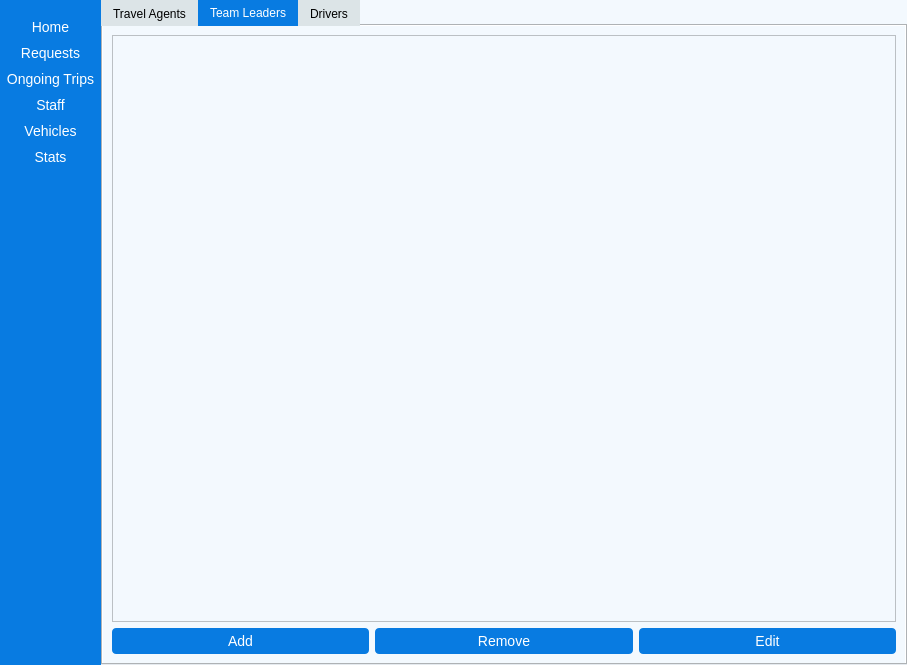
Above: ui/admin.ui from Dimalko/telo2 before the change. Below: the same form after it.
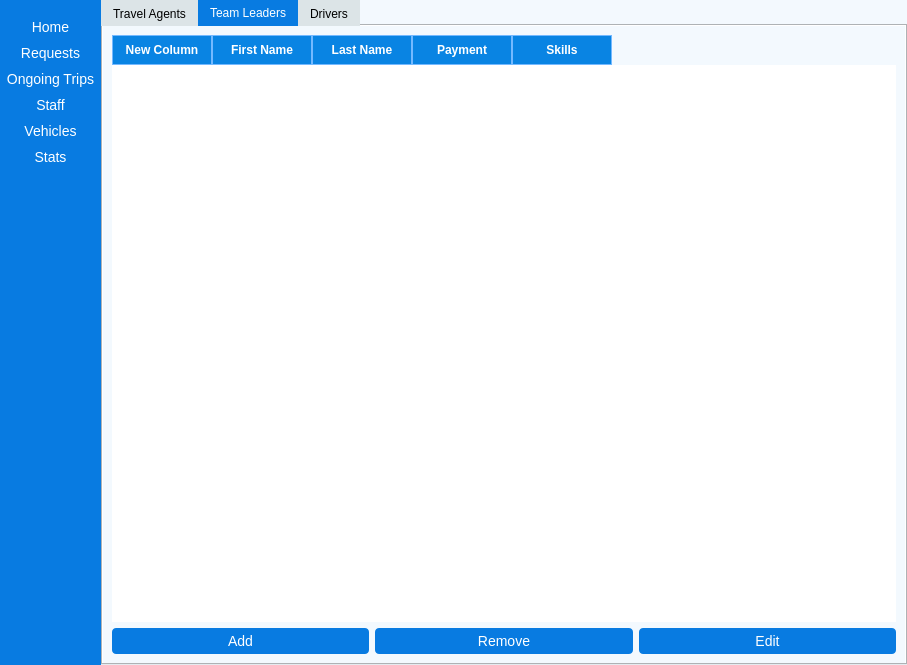
That is the form after the change. The open tabs and pages were chosen to show the change. Icons and pictures are not drawn.

```diff
--- a/ui/admin.ui
+++ b/ui/admin.ui
@@ -672,7 +672,78 @@
            </attribute>
            <layout class="QGridLayout" name="gridLayout_4">
             <item row="0" column="0" colspan="3">
-             <widget class="QTableWidget" name="tableWidget_2"/>
+             <widget class="QTableWidget" name="teamleaderTableWidget">
+              <property name="styleSheet">
+               <string notr="true">QTableWidget {
+border:none;
+background-color: white; 
+alternate-background-color: #f0f0f0; /* Alternating row color */
+}
+
+QHeaderView::section {
+    background-color: #0984e3; /* Header background */
+    color: white;              /* Header text color */
+    font: bold 12px Arial;     /* Header font */
+    padding: 5px;
+    border: 1px solid #74b9ff; /* Border color */
+}
+
+#QTableWidget QTableCornerButton::section {
+    background-color: #74b9ff; /* Top-left corner color */
+    border: 1px solid #0984e3;
+}
+
+QScrollBar:horizontal {
+    border: none;
+    background: #dfe6e9;  /* Background color of the scrollbar track */
+    height: 12px;  /* Thickness of the scrollbar */
+    margin: 0px 0px 0px 0px;
+}
+
+QScrollBar::handle:horizontal {
+    background: #0984e3; /* Color of the scrollbar handle (slider) */
+    min-width: 20px; /* Minimum width of the handle */
+    border-radius: 6px; /* Rounded edges */
+}
+
+QScrollBar::handle:horizontal:hover {
+    background: #74b9ff; /* Lighter color when hovered */
+}
+
+QScrollBar::add-line:horizontal, QScrollBar::sub-line:horizontal {
+    background: none; /* Removes the small arrow buttons */
+}
+
+QScrollBar::add-page:horizontal, QScrollBar::sub-page:horizontal {
+    background: none; /* Keeps empty space color same */
+}</string>
+              </property>
+              <column>
+               <property name="text">
+                <string>New Column</string>
+               </property>
+              </column>
+              <column>
+               <property name="text">
+                <string>First Name</string>
+               </property>
+              </column>
+              <column>
+               <property name="text">
+                <string>Last Name</string>
+               </property>
+              </column>
+              <column>
+               <property name="text">
+                <string>Payment</string>
+               </property>
+              </column>
+              <column>
+               <property name="text">
+                <string>Skills</string>
+               </property>
+              </column>
+             </widget>
             </item>
             <item row="1" column="0">
              <widget class="QPushButton" name="pushButton_11">
```
Left out of the diff: 6 changed lines with no effect on the pictures.
